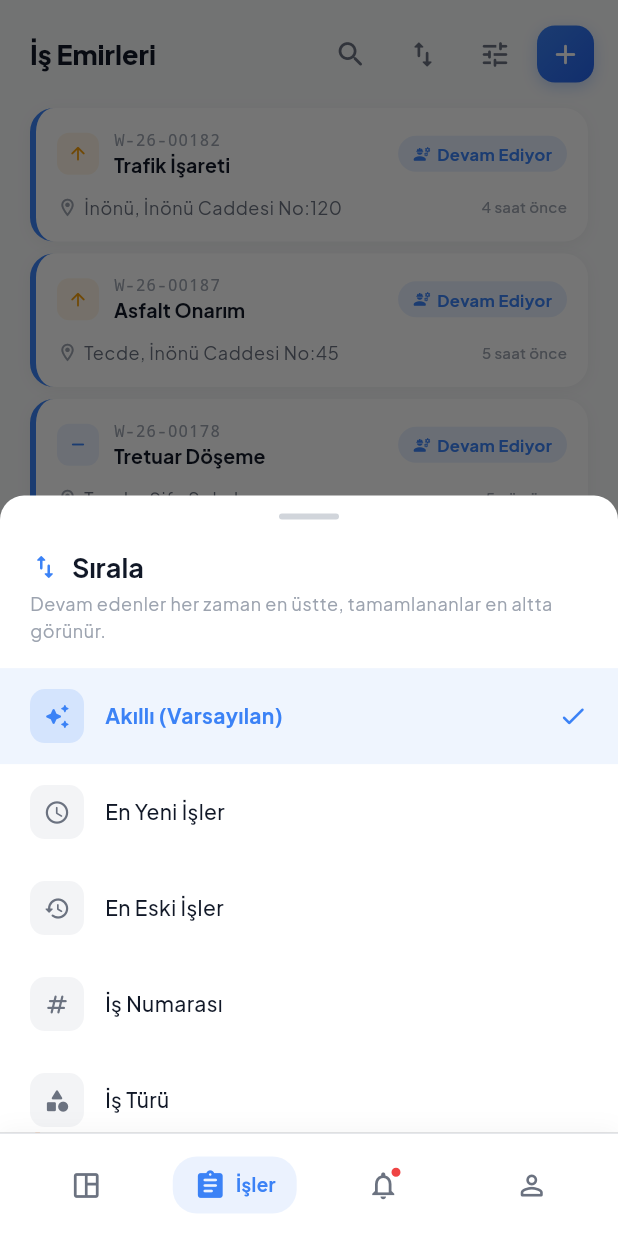
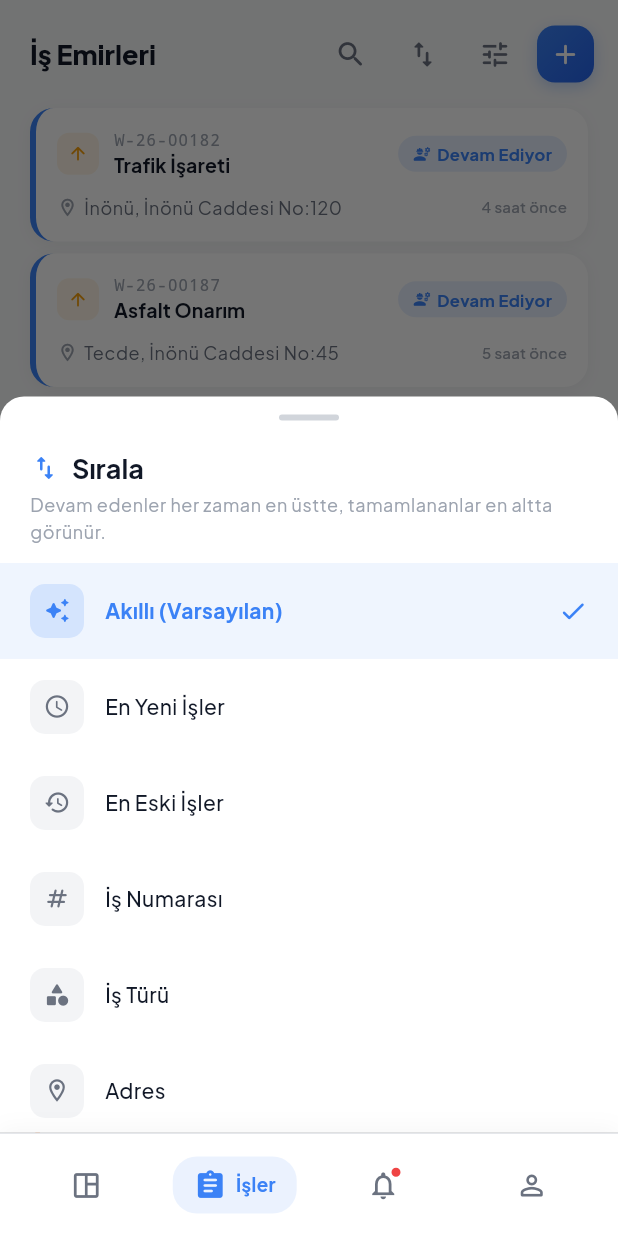
Before and after one commit to 2u3e/AdsumApp, a Flutter app: the WorkOrderListScreen screen opened by its route, after a tap on the "swap vert" icon, on a phone screen of 412 x 824 dp. Run offline on Flutter 3.47's test engine with Material 3 defaults, Android fonts, the phone set to English and light mode, and no system bars; our stand-ins replace dio, flutter_riverpod, flutter_secure_storage, go_router, google_fonts, logger and 2 more; accounts and stored records are empty.

Commit message:
fix: Sort sheet overflow - make option list scrollable
- Wrapped sort options in DraggableScrollableSheet with ListView
- Header stays pinned (handle, title, info text)
- 7 sort options now fully accessible: Smart, Newest, Oldest,
  Work Number, Work Type, Address, Priority
- isScrollControlled: true + draggable heights (40-90%)
- Fixes 140px bottom overflow on shorter screens

Co-Authored-By: Claude Opus 4.6 (1M context) <noreply@anthropic.com>

```diff
--- a/lib/features/work_orders/presentation/screens/work_order_list_screen.dart
+++ b/lib/features/work_orders/presentation/screens/work_order_list_screen.dart
@@ -393,10 +393,14 @@ class _WorkOrderListScreenState extends ConsumerState<WorkOrderListScreen> {
 
     showModalBottomSheet(
       context: context,
+      isScrollControlled: true,
       useSafeArea: true,
-      builder: (context) => SafeArea(
-        child: Column(
-          mainAxisSize: MainAxisSize.min,
+      builder: (context) => DraggableScrollableSheet(
+        initialChildSize: 0.65,
+        minChildSize: 0.4,
+        maxChildSize: 0.9,
+        expand: false,
+        builder: (context, scrollController) => Column(
           crossAxisAlignment: CrossAxisAlignment.start,
           children: [
             Center(
@@ -417,7 +421,7 @@ class _WorkOrderListScreenState extends ConsumerState<WorkOrderListScreen> {
               ),
             ),
             Padding(
-              padding: const EdgeInsets.fromLTRB(20, 0, 20, 12),
+              padding: const EdgeInsets.fromLTRB(20, 0, 20, 8),
               child: Text(
                 'Devam edenler her zaman en üstte, tamamlananlar en altta görünür.',
                 style: Theme.of(context).textTheme.bodySmall?.copyWith(
@@ -426,7 +430,13 @@ class _WorkOrderListScreenState extends ConsumerState<WorkOrderListScreen> {
               ),
             ),
             const SizedBox(height: 4),
-            ...WorkSortBy.values.map((sort) {
+            Expanded(
+              child: ListView.builder(
+                controller: scrollController,
+                padding: const EdgeInsets.only(bottom: 16),
+                itemCount: WorkSortBy.values.length,
+                itemBuilder: (context, index) {
+                  final sort = WorkSortBy.values[index];
                   final selected = _sortBy == sort;
                   return InkWell(
                     onTap: () {
@@ -470,8 +480,9 @@ class _WorkOrderListScreenState extends ConsumerState<WorkOrderListScreen> {
                       ),
                     ),
                   );
-            }),
-            const SizedBox(height: 12),
+                },
+              ),
+            ),
           ],
         ),
       ),
```
Lines whose indentation alone changed are shown as unchanged.
